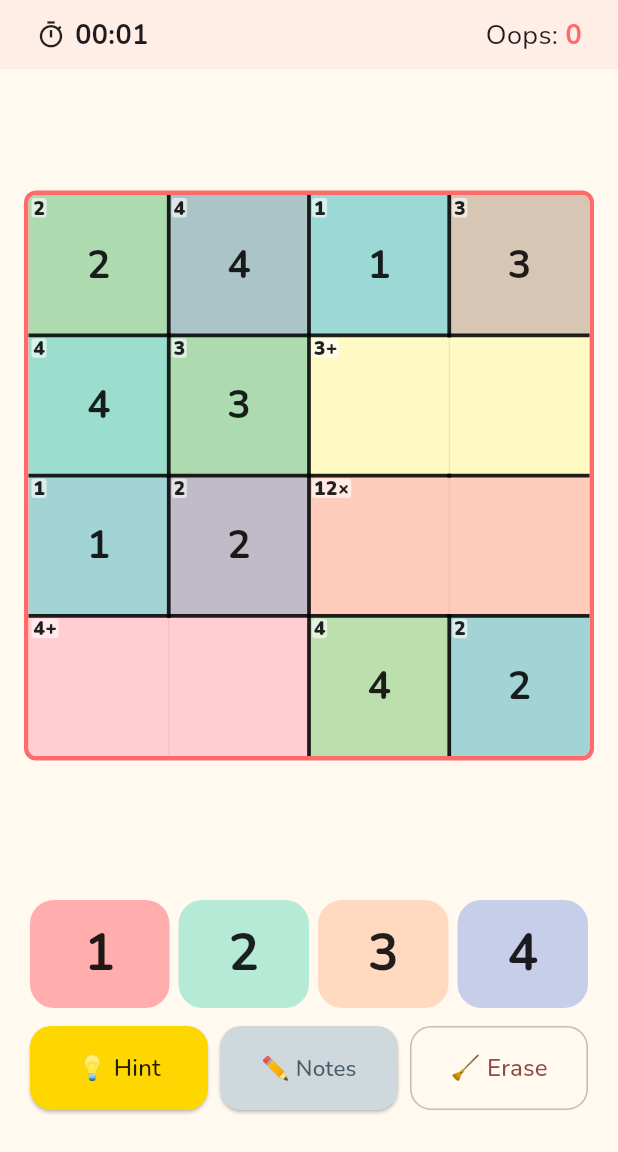
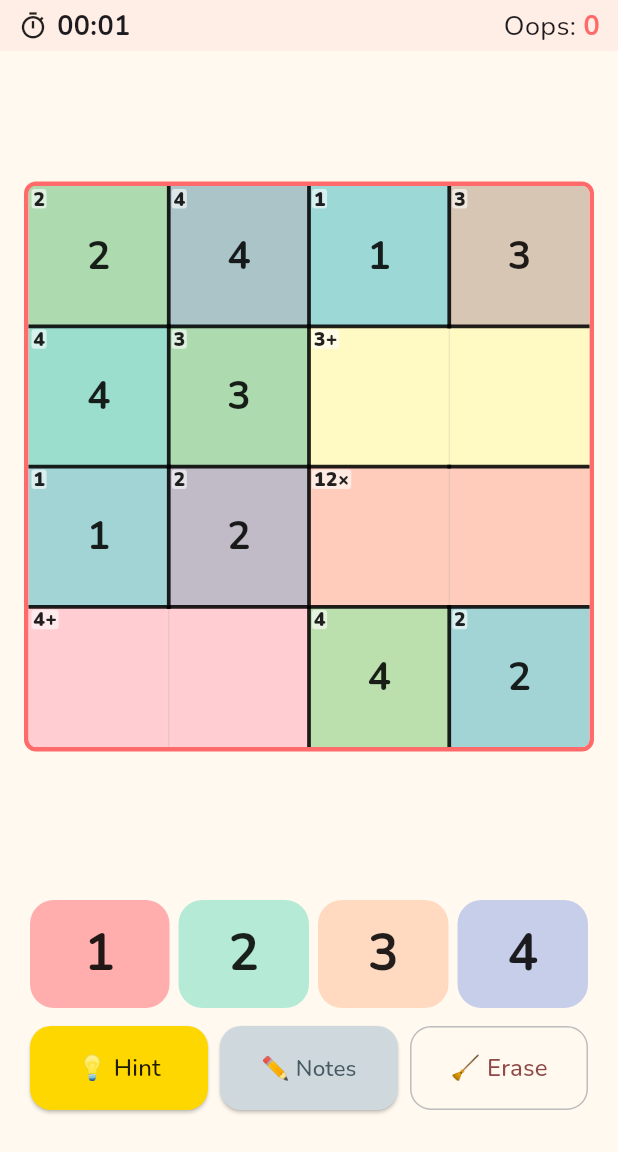
Before and after one commit to MichaelKuen/mathdoku, a Flutter app: the screen it shows after launch, after a tap on an icon or button, on a phone screen of 412 x 824 dp, the part 84-1236 px from its top. Run offline on Flutter 3.47's test engine with Material 3 defaults, Android fonts, the phone set to English and light mode, and no system bars; our stand-ins replace confetti, flutter_animate, flutter_riverpod, freezed_annotation, google_fonts, riverpod_annotation; missing offline and left inert: dart:html; generated files the repository leaves out were written again.

Commit message:
WIP: embed mode, compact home and game screens, Ko-fi link, web meta
Co-Authored-By: Claude Opus 5.5 <noreply@anthropic.com>

```diff
--- /dev/null
+++ b/lib/core/providers/embed_provider.dart
@@ -0,0 +1,8 @@
+// Copyright © App Verse Games. All rights reserved.
+import 'package:flutter/foundation.dart' show kIsWeb;
+import 'package:flutter_riverpod/flutter_riverpod.dart';
+
+final isEmbeddedProvider = Provider<bool>((ref) {
+  if (!kIsWeb) return false;
+  return Uri.base.queryParameters['embed'] == '1';
+});
--- /dev/null
+++ b/lib/core/web/embed_bridge.dart
@@ -0,0 +1,3 @@
+// Copyright © App Verse Games. All rights reserved.
+export 'embed_bridge_stub.dart'
+    if (dart.library.html) 'embed_bridge_web.dart';
--- /dev/null
+++ b/lib/core/web/embed_bridge_stub.dart
@@ -0,0 +1,2 @@
+// Copyright © App Verse Games. All rights reserved.
+void postParentResizeMessage(double height) {}
--- /dev/null
+++ b/lib/core/web/embed_bridge_web.dart
@@ -0,0 +1,10 @@
+// Copyright © App Verse Games. All rights reserved.
+// ignore: avoid_web_libraries_in_flutter
+import 'dart:html' as html;
+
+void postParentResizeMessage(double height) {
+  html.window.parent?.postMessage(
+    {'type': 'appverse-embed-resize', 'height': height},
+    '*',
+  );
+}
--- a/lib/features/game/presentation/pages/game_page.dart
+++ b/lib/features/game/presentation/pages/game_page.dart
@@ -1,5 +1,7 @@
 // Copyright © App Verse Games. All rights reserved.
+import 'package:flutter/foundation.dart';
 import 'package:flutter/material.dart';
+import '../../../../core/providers/embed_provider.dart';
 import 'package:flutter/services.dart';
 import 'package:flutter_animate/flutter_animate.dart';
 import 'package:flutter_riverpod/flutter_riverpod.dart';
@@ -40,6 +42,7 @@ class _GamePageState extends ConsumerState<GamePage> {
   @override
   Widget build(BuildContext context) {
     final gameState = ref.watch(gameNotifierProvider);
+    final isEmbedded = ref.watch(isEmbeddedProvider);
 
     ref.listen(gameNotifierProvider.select((s) => s.status), (_, next) {
       if (next == GameStatus.won) {
@@ -54,7 +57,9 @@ class _GamePageState extends ConsumerState<GamePage> {
     });
 
     return Scaffold(
-      appBar: AppBar(
+      appBar: isEmbedded
+          ? null
+          : AppBar(
               title: const Text('Mathdoku 🔢'),
               centerTitle: true,
               leading: IconButton(
@@ -75,7 +80,12 @@ class _GamePageState extends ConsumerState<GamePage> {
                     final isWide = constraints.maxWidth > 600;
                     return Column(
                       children: [
-                        _StatsBar(gameState: gameState),
+                        _StatsBar(
+                          gameState: gameState,
+                          onHome: isEmbedded
+                              ? () => Navigator.of(context).pop()
+                              : null,
+                        ),
                         Expanded(
                           child: isWide
                               ? _wideLayout()
@@ -316,7 +326,9 @@ class _GamePageState extends ConsumerState<GamePage> {
 
 class _StatsBar extends StatelessWidget {
   final GameState gameState;
-  const _StatsBar({required this.gameState});
+  final VoidCallback? onHome;
+
+  const _StatsBar({required this.gameState, this.onHome});
 
   @override
   Widget build(BuildContext context) {
@@ -327,19 +339,25 @@ class _StatsBar extends StatelessWidget {
 
     return Container(
       color: kPrimary.withValues(alpha: 0.08),
-      padding: const EdgeInsets.symmetric(vertical: 10, horizontal: 24),
+      padding: const EdgeInsets.symmetric(vertical: 4, horizontal: 12),
       child: Row(
-        mainAxisAlignment: MainAxisAlignment.spaceBetween,
         children: [
-          Row(children: [
+          if (onHome != null) ...[
+            IconButton(
+              icon: const Icon(Icons.home, size: 22),
+              tooltip: 'Home',
+              onPressed: onHome,
+              visualDensity: VisualDensity.compact,
+            ),
+            const SizedBox(width: 4),
+          ],
           const Icon(Icons.timer_outlined, size: 20),
           const SizedBox(width: 6),
           Text(
             '$minutes:$seconds',
             style: const TextStyle(fontSize: 18, fontWeight: FontWeight.bold),
           ),
-          ]),
-          Row(children: [
+          const Spacer(),
           const Text('Oops: ', style: TextStyle(fontSize: 18)),
           Text(
             '${gameState.mistakes}',
@@ -349,7 +367,6 @@ class _StatsBar extends StatelessWidget {
               color: kPrimary,
             ),
           ),
-          ]),
         ],
       ),
     );
--- a/lib/features/home/presentation/pages/home_page.dart
+++ b/lib/features/home/presentation/pages/home_page.dart
@@ -1,7 +1,10 @@
 // Copyright © App Verse Games. All rights reserved.
+import 'package:flutter/foundation.dart';
 import 'package:flutter/material.dart';
+import '../../../../core/providers/embed_provider.dart';
 import 'package:flutter_animate/flutter_animate.dart';
 import 'package:flutter_riverpod/flutter_riverpod.dart';
+import 'package:url_launcher/url_launcher.dart';
 import '../../../game/domain/models/game_state.dart';
 import '../../../game/presentation/providers/game_provider.dart';
 import '../../../game/presentation/pages/game_page.dart';
@@ -13,8 +16,12 @@ class HomePage extends ConsumerWidget {
 
   @override
   Widget build(BuildContext context, WidgetRef ref) {
+    final isEmbedded = ref.watch(isEmbeddedProvider);
+
     return Scaffold(
-      appBar: AppBar(
+      appBar: isEmbedded
+          ? null
+          : AppBar(
               title: const Text('Mathdoku'),
               centerTitle: true,
             ),
@@ -24,6 +31,7 @@ class HomePage extends ConsumerWidget {
           child: Column(
             crossAxisAlignment: CrossAxisAlignment.stretch,
             children: [
+              if (!kIsWeb) ...[
                 const SizedBox(height: 16),
                 Center(
                   child: const Text('🔢', style: TextStyle(fontSize: 70))
@@ -48,6 +56,7 @@ class HomePage extends ConsumerWidget {
                     style: TextStyle(fontSize: 15, color: Colors.grey.shade600),
                   ),
                 ),
+              ],
               const SizedBox(height: 24),
               const Center(
                 child: Text(
@@ -101,7 +110,47 @@ class HomePage extends ConsumerWidget {
                   );
                 },
               ),
+              const SizedBox(height: 10),
+              _DifficultyButton(
+                emoji: '💀',
+                label: 'Insane',
+                subtitle: '6×6 grid — giant cages, no mercy',
+                colour: const Color(0xFFFF5252),
+                onTap: () {
+                  ref
+                      .read(gameNotifierProvider.notifier)
+                      .startGame(Difficulty.insane);
+                  Navigator.of(context).push(
+                    MaterialPageRoute(builder: (_) => const GamePage()),
+                  );
+                },
+              ),
               const SizedBox(height: 20),
+              Center(
+                child: ElevatedButton.icon(
+                  onPressed: () async {
+                    final uri = Uri.parse('https://ko-fi.com/O3A323W17K');
+                    if (!await launchUrl(uri, mode: LaunchMode.externalApplication)) {
+                      await launchUrl(uri);
+                    }
+                  },
+                  icon: const Text('☕', style: TextStyle(fontSize: 16)),
+                  label: const Text(
+                    'Support me on Ko-fi',
+                    style: TextStyle(fontSize: 15, fontWeight: FontWeight.w600),
+                  ),
+                  style: ElevatedButton.styleFrom(
+                    backgroundColor: const Color(0xFF72A4F2),
+                    foregroundColor: Colors.white,
+                    padding: const EdgeInsets.symmetric(
+                        horizontal: 24, vertical: 12),
+                    shape: RoundedRectangleBorder(
+                        borderRadius: BorderRadius.circular(24)),
+                    elevation: 2,
+                  ),
+                ),
+              ),
+              const SizedBox(height: 8),
               Center(
                 child: TextButton(
                   onPressed: () => Navigator.of(context).push(
@@ -144,7 +193,7 @@ class _DifficultyButton extends StatelessWidget {
       onTap: onTap,
       child: Container(
         width: double.infinity,
-        height: 70,
+        constraints: const BoxConstraints(minHeight: 70),
         decoration: BoxDecoration(
           color: colour,
           borderRadius: BorderRadius.circular(20),
@@ -156,27 +205,32 @@ class _DifficultyButton extends StatelessWidget {
             ),
           ],
         ),
-        padding: const EdgeInsets.symmetric(horizontal: 20),
+        padding: const EdgeInsets.symmetric(horizontal: 20, vertical: 12),
         child: Row(
           children: [
-            Text(emoji, style: const TextStyle(fontSize: 28)),
-            const SizedBox(width: 16),
+            Text(emoji, style: const TextStyle(fontSize: 26)),
+            const SizedBox(width: 14),
             Expanded(
               child: Column(
                 mainAxisAlignment: MainAxisAlignment.center,
+                mainAxisSize: MainAxisSize.min,
                 crossAxisAlignment: CrossAxisAlignment.start,
                 children: [
                   Text(
                     label,
+                    maxLines: 1,
+                    overflow: TextOverflow.ellipsis,
                     style: const TextStyle(
-                      fontSize: 22,
+                      fontSize: 18,
                       fontWeight: FontWeight.bold,
                     ),
                   ),
                   Text(
                     subtitle,
+                    maxLines: 1,
+                    overflow: TextOverflow.ellipsis,
                     style: TextStyle(
-                      fontSize: 13,
+                      fontSize: 12,
                       color: Colors.grey.shade700,
                     ),
                   ),
--- a/lib/main.dart
+++ b/lib/main.dart
@@ -2,6 +2,8 @@
 import 'package:flutter/material.dart';
 import 'package:flutter_riverpod/flutter_riverpod.dart';
 import 'core/theme/app_theme.dart';
+import 'core/providers/embed_provider.dart';
+import 'core/web/embed_bridge.dart';
 import 'features/home/presentation/pages/home_page.dart';
 
 void main() {
@@ -9,8 +11,41 @@ void main() {
   runApp(const ProviderScope(child: MathdokuApp()));
 }
 
-class MathdokuApp extends StatelessWidget {
+class MathdokuApp extends ConsumerStatefulWidget {
   const MathdokuApp({super.key});
+
+  @override
+  ConsumerState<MathdokuApp> createState() => _MathdokuAppState();
+}
+
+class _MathdokuAppState extends ConsumerState<MathdokuApp>
+    with WidgetsBindingObserver {
+  late final _EmbedNavObserver _navObserver;
+
+  @override
+  void initState() {
+    super.initState();
+    _navObserver = _EmbedNavObserver(onRoute: _postHeight);
+    WidgetsBinding.instance.addObserver(this);
+    WidgetsBinding.instance.addPostFrameCallback((_) => _postHeight());
+  }
+
+  @override
+  void dispose() {
+    WidgetsBinding.instance.removeObserver(this);
+    super.dispose();
+  }
+
+  @override
+  void didChangeMetrics() => _postHeight();
+
+  void _postHeight() {
+    if (!ref.read(isEmbeddedProvider)) return;
+    final views = WidgetsBinding.instance.platformDispatcher.views;
+    if (views.isEmpty) return;
+    final view = views.first;
+    postParentResizeMessage(view.physicalSize.height / view.devicePixelRatio);
+  }
 
   @override
   Widget build(BuildContext context) {
@@ -18,7 +53,23 @@ class MathdokuApp extends StatelessWidget {
       title: 'Mathdoku',
       theme: kidsTheme,
       debugShowCheckedModeBanner: false,
+      navigatorObservers: [_navObserver],
       home: const HomePage(),
     );
   }
 }
+
+class _EmbedNavObserver extends NavigatorObserver {
+  final VoidCallback onRoute;
+  _EmbedNavObserver({required this.onRoute});
+
+  @override
+  void didPush(Route route, Route? previousRoute) {
+    WidgetsBinding.instance.addPostFrameCallback((_) => onRoute());
+  }
+
+  @override
+  void didPop(Route route, Route? previousRoute) {
+    WidgetsBinding.instance.addPostFrameCallback((_) => onRoute());
+  }
+}
--- a/pubspec.yaml
+++ b/pubspec.yaml
@@ -17,6 +17,7 @@ dependencies:
   google_fonts: ^6.2.1
   flutter_animate: ^4.5.2
   confetti: ^0.7.0
+  url_launcher: ^6.3.1
 
 dev_dependencies:
   flutter_test:
```
Also changed, not shown: pubspec.lock, 4 other files. Lines whose indentation alone changed are shown as unchanged.
